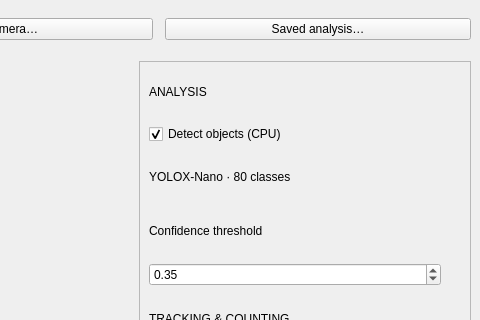
This is apps/desktop/preview_layout.ui in MogProgJ/FrameTrail as Qt 5 draws it before an edit; both pictures show x 800 to 1280 and y 0 to 320 of the 1280 by 820 pixel window. The edited form follows.
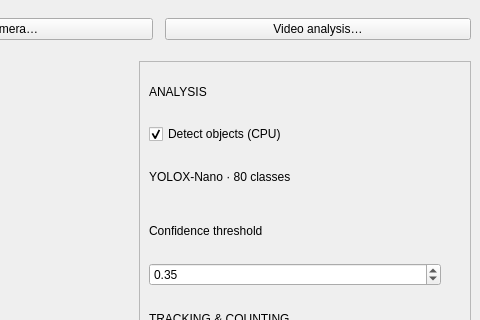
This is the edited form. Custom widgets are drawn as their Qt base class.

Commit message: Rebuild video analysis with direct intake and timestamped appearances

The edit to the form file:
```diff
--- a/apps/desktop/preview_layout.ui
+++ b/apps/desktop/preview_layout.ui
@@ -67,7 +67,7 @@
       <item>
        <widget class="QPushButton" name="savedAnalysis">
         <property name="text">
-         <string>Saved analysis…</string>
+         <string>Video analysis…</string>
         </property>
        </widget>
       </item>
```
The commit also changes 24 other files.
